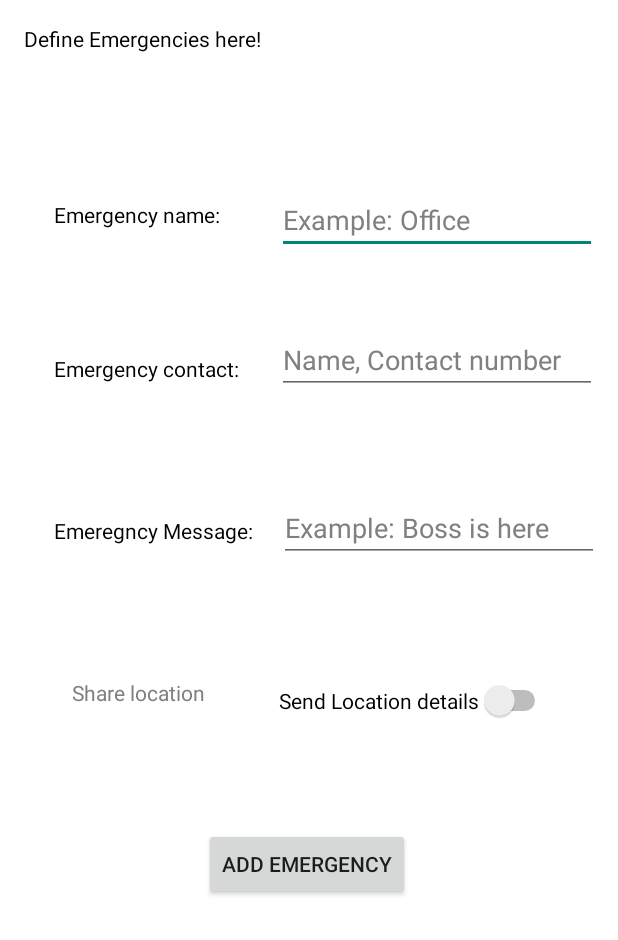
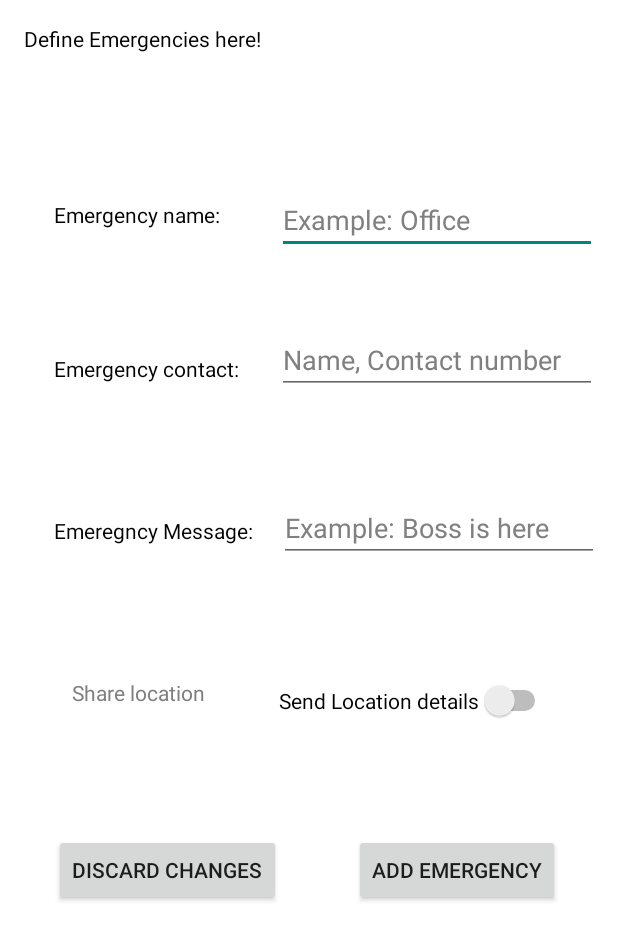
Before and after one commit to Ahaan25/RescU, an Android app: the DefineEmergency screen opened directly, with no data from a screen before it, on a phone screen of 412 x 824 dp. Shown: the top 940 px of the screen. Run offline under Robolectric (Android 15) with nearby library versions, the phone set to English and light mode, and no system bars.

Commit message:
Basic GUI

```diff
--- a/app/src/main/java/com/example/projectrescu/DefineEmergency.java
+++ b/app/src/main/java/com/example/projectrescu/DefineEmergency.java
@@ -15,15 +15,20 @@ import android.widget.TextView;
 public class DefineEmergency extends AppCompatActivity {
     Button button2;
     EditText inp;
+    EditText nameno;
+    EditText message;
     String st;
     Switch s;
     TextView loc;
+    Button button3;
     @Override
     protected void onCreate(Bundle savedInstanceState) {
         super.onCreate(savedInstanceState);
         setContentView(R.layout.activity_define_emergency);
         button2=(Button) findViewById(R.id.button2);
         inp=(EditText) findViewById(R.id.editTextTextPersonName);
+        nameno=(EditText) findViewById(R.id.editTextTextPersonName2);
+        message=(EditText) findViewById(R.id.editTextTextPersonName3);
 
         button2.setOnClickListener(new View.OnClickListener() {
             @Override
@@ -65,5 +70,21 @@ public class DefineEmergency extends AppCompatActivity {
         });
 
 //prompt code ends here
+
+//discard button code here
+
+            button3=(Button) findViewById(R.id.button3);
+            button3.setOnClickListener(new View.OnClickListener() {
+                @Override
+                public void onClick(View view) {
+                    s.setChecked(false);
+                    inp.setText(null);
+                    nameno.setText(null);
+                    message.setText(null);
+                }
+            });
+
+//discard code ends here
+
     }
 }
--- a/app/src/main/res/layout/activity_define_emergency.xml
+++ b/app/src/main/res/layout/activity_define_emergency.xml
@@ -101,8 +101,8 @@
         android:id="@+id/button2"
         android:layout_width="wrap_content"
         android:layout_height="wrap_content"
-        android:layout_marginStart="136dp"
-        android:layout_marginTop="552dp"
+        android:layout_marginStart="236dp"
+        android:layout_marginTop="556dp"
         android:text="Add Emergency"
         app:layout_constraintStart_toStartOf="parent"
         app:layout_constraintTop_toTopOf="parent" />
@@ -130,4 +130,14 @@
         android:textColorHint="#808080"
         app:layout_constraintStart_toStartOf="parent"
         app:layout_constraintTop_toTopOf="parent" />
+
+    <Button
+        android:id="@+id/button3"
+        android:layout_width="wrap_content"
+        android:layout_height="wrap_content"
+        android:layout_marginStart="36dp"
+        android:layout_marginTop="556dp"
+        android:text="Discard changes"
+        app:layout_constraintStart_toStartOf="parent"
+        app:layout_constraintTop_toTopOf="parent" />
 </androidx.constraintlayout.widget.ConstraintLayout>
```
